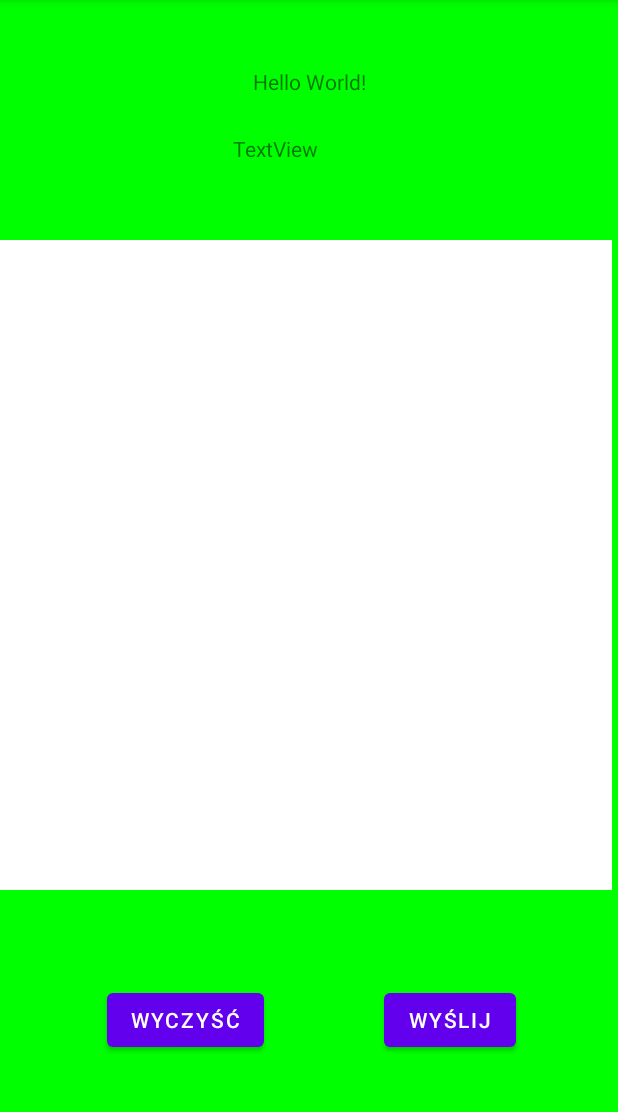
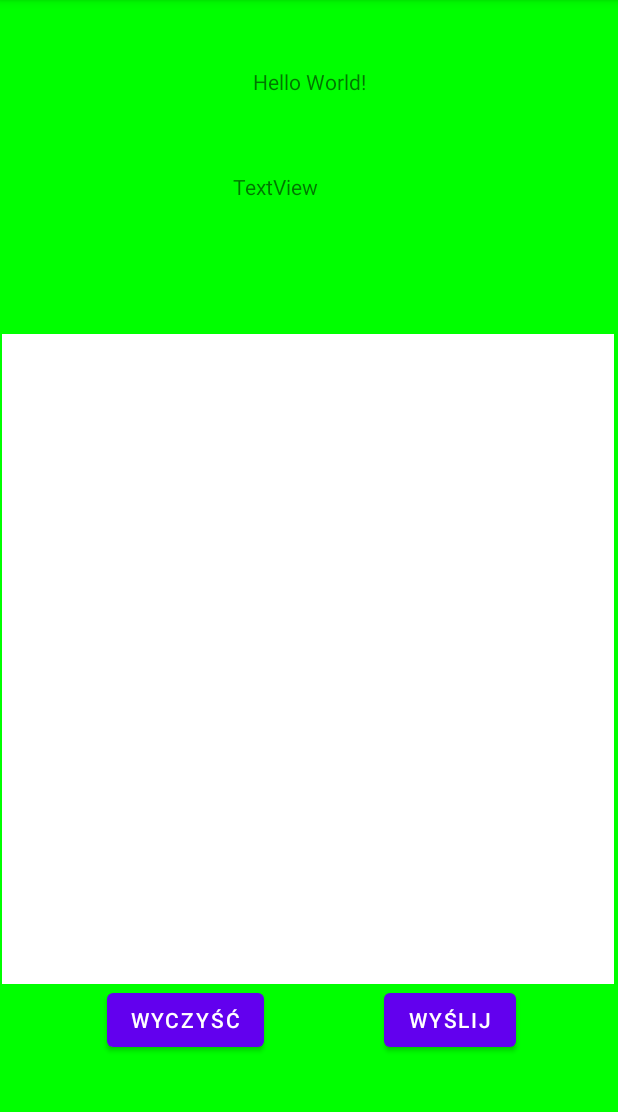
Before and after one commit to Mon4/math-app, an Android app: the screen it shows after launch (MainActivity), on a phone screen of 412 x 824 dp, the part 84-1196 px from its top. Run offline under Robolectric (Android 15) with nearby library versions, the phone set to English and light mode, and no system bars.

Commit message:
flask-return only one value; java-better view

```diff
--- a/java/app/src/main/java/pl/monika/maths/MainActivity.java
+++ b/java/app/src/main/java/pl/monika/maths/MainActivity.java
@@ -39,10 +39,15 @@
 
     }
 
+
+
     public void clean (View v){
         PaintView x = findViewById(R.id.paintView);
         x.clearCanvas();
     }
+
+
+
 
     public void send (View v) throws IOException {
         PaintView x = findViewById(R.id.paintView);
--- a/java/app/src/main/res/layout/activity_main.xml
+++ b/java/app/src/main/res/layout/activity_main.xml
@@ -22,11 +22,10 @@
         android:id="@+id/paintView"
         android:layout_width="408dp"
         android:layout_height="433dp"
-        android:layout_marginTop="96dp"
+        app:layout_constraintBottom_toTopOf="@+id/btn_send"
         app:layout_constraintEnd_toEndOf="parent"
-        app:layout_constraintHorizontal_bias="0.0"
-        app:layout_constraintStart_toStartOf="parent"
-        app:layout_constraintTop_toBottomOf="@+id/textView" />
+        app:layout_constraintHorizontal_bias="0.333"
+        app:layout_constraintStart_toStartOf="parent" />
 
     <Button
         android:id="@+id/btn_send"
@@ -61,6 +60,7 @@
         app:layout_constraintEnd_toEndOf="parent"
         app:layout_constraintHorizontal_bias="0.498"
         app:layout_constraintStart_toStartOf="parent"
-        app:layout_constraintTop_toBottomOf="@+id/textView" />
+        app:layout_constraintTop_toBottomOf="@+id/textView"
+        app:layout_constraintVertical_bias="0.45" />
 
 </androidx.constraintlayout.widget.ConstraintLayout>
```
Also changed, not shown: 11 other files.
